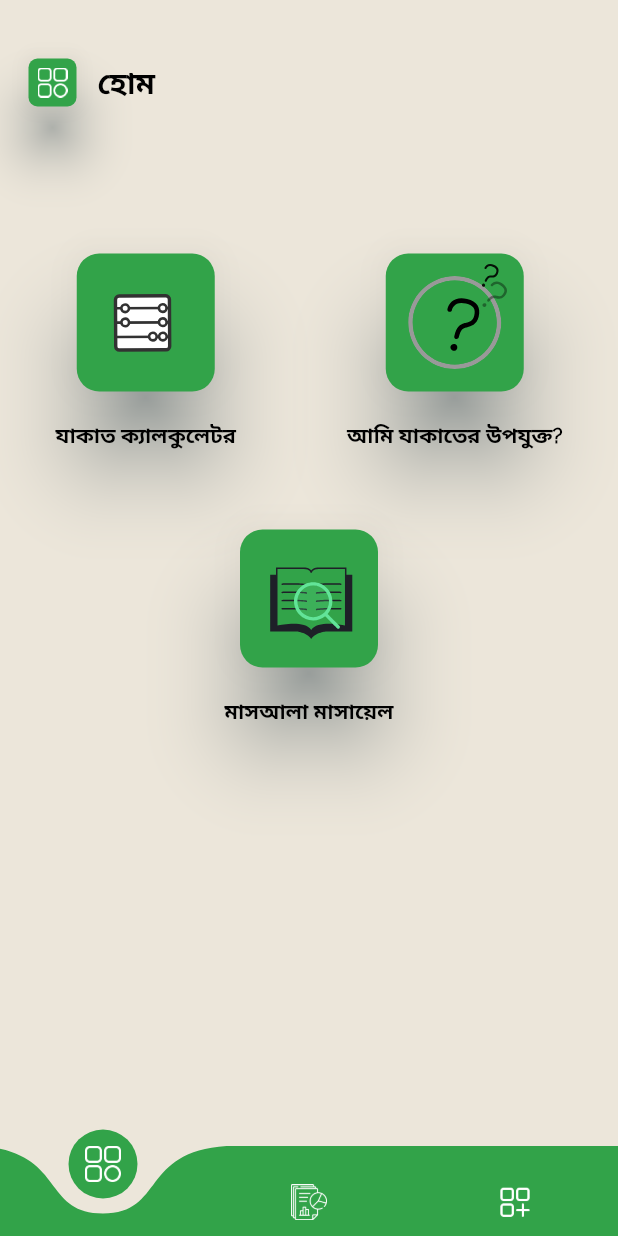
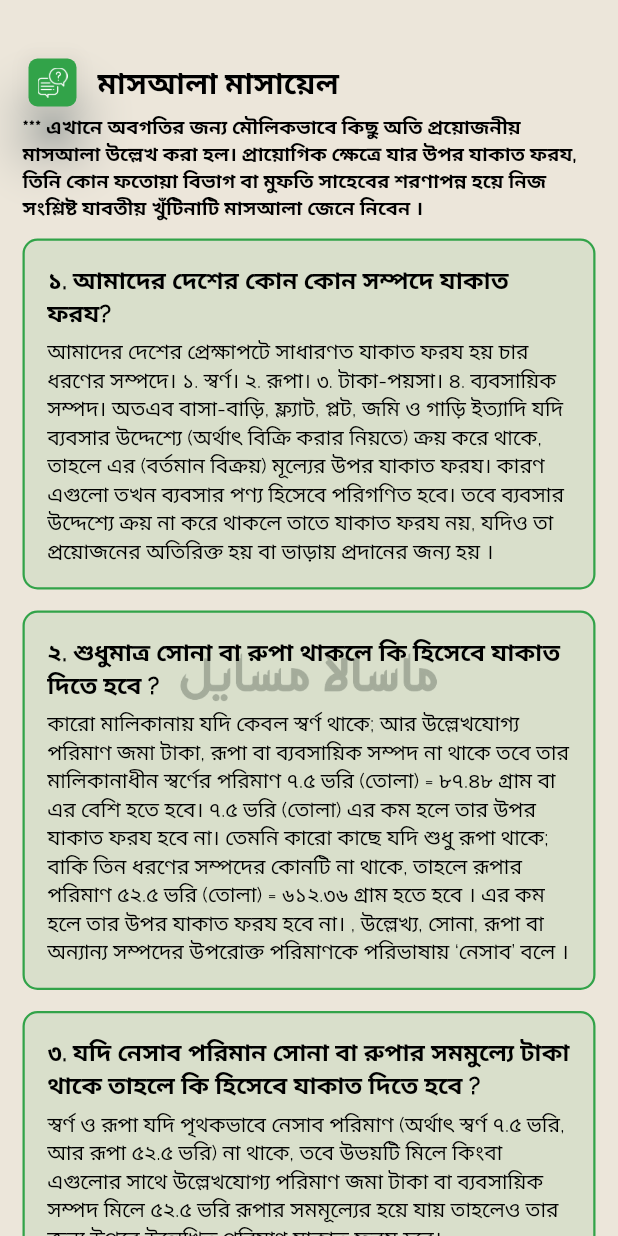
Before and after one commit to MuradRabbi/Zakat_calculator, a Flutter app: the screen it shows after launch, after a tap on "মাসআলা মাসায়েল", on a phone screen of 412 x 824 dp. Run offline on Flutter 3.47's test engine with Material 2 defaults, Android fonts, the phone set to English and light mode, and no system bars; drawn by our look-alikes of curved_navigation_bar; our stand-ins replace lottie; missing offline and left inert: dart:ffi.

Commit message:
Two feature added

```diff
--- a/lib/screens/calculator_screen/calculator_step_four/calculator_step_four.dart
+++ b/lib/screens/calculator_screen/calculator_step_four/calculator_step_four.dart
@@ -24,6 +24,7 @@ class _CalculatorStepFourState extends State<CalculatorStepFour> {
   Widget build(BuildContext context) {
     return SizedBox(
       child: ListView(
+        physics: BouncingScrollPhysics(),
         children: [
          CalculatorStepsTitle(stepsTitle: "চতুর্থ ধাপ"),
           SizedBox(height: 15,),
--- a/lib/screens/calculator_screen/calculator_step_six/calculator_step_six.dart
+++ b/lib/screens/calculator_screen/calculator_step_six/calculator_step_six.dart
@@ -20,6 +20,7 @@ class _CalculatorStepSixState extends State<CalculatorStepSix> {
   Widget build(BuildContext context) {
     return SizedBox(
       child: ListView(
+        physics: BouncingScrollPhysics(),
         children: [
           CalculatorStepsTitle(stepsTitle: "পঞ্চম ধাপ"),
           SizedBox(height: getProportionateScreenHeight(8),),
--- a/lib/screens/calculator_screen/calculator_step_three/calculator_step_three.dart
+++ b/lib/screens/calculator_screen/calculator_step_three/calculator_step_three.dart
@@ -38,6 +38,7 @@ class _CalculatorStepThreeState extends State<CalculatorStepThree> {
   Widget build(BuildContext context) {
     return SizedBox(
       child: ListView(
+        physics: BouncingScrollPhysics(),
         children: [
           CalculatorStepsTitle(stepsTitle:"তৃতীয় ধাপ",),
           SizedBox(height: 15,),
--- a/lib/screens/calculator_screen/calculator_step_two/calculator_step_two.dart
+++ b/lib/screens/calculator_screen/calculator_step_two/calculator_step_two.dart
@@ -27,6 +27,7 @@ class _CalculatorStepTwoState extends State<CalculatorStepTwo> {
     SizeConfig().init(context);
     return SizedBox(
       child: ListView(
+        physics: BouncingScrollPhysics(),
         children: [
           CalculatorStepsTitle(stepsTitle: "দ্বিতীয় ধাপ"),
           SizedBox(height: getProportionateScreenHeight(15),),
--- a/lib/screens/calculator_screen/calculator_strp_five/calculator_step_five_screen.dart
+++ b/lib/screens/calculator_screen/calculator_strp_five/calculator_step_five_screen.dart
@@ -16,6 +16,7 @@ class CalculatorStepFive extends StatelessWidget {
   Widget build(BuildContext context) {
     return SizedBox(
       child: ListView(
+        physics: BouncingScrollPhysics(),
         children: [
           CalculatorStepsTitle(stepsTitle: "পঞ্চম ধাপ"),
           SizedBox(height: getProportionateScreenHeight(10),),
--- a/lib/screens/home_screen/home_screen.dart
+++ b/lib/screens/home_screen/home_screen.dart
@@ -4,6 +4,8 @@ import 'package:zakat_calculator/custom_widgets/custom_app_bar.dart';
 import 'package:zakat_calculator/screens/home_screen/widgets/home_items.dart';
 import 'package:zakat_calculator/screens/calculator_screen/zakat_calculator.dart';
 import '../../app_utils/app_colors.dart';
+import '../about_zakat/about_zakat_screen.dart';
+import '../zakat_rules/zakat_rules_screen.dart';
 
 
 class HomeScreen extends StatefulWidget {
@@ -42,13 +44,16 @@ class _HomeScreenState extends State<HomeScreen> {
                         builder: (context) => ZakatCalculater()));
                   },
                 ),
-                HomeItems(
-                  icon: "assets/images/question.json",
-                  title: "আমি যাকাতের উপযুক্ত?",
-                  callBackFunction: () {
-                    // Navigator.of(context).push(MaterialPageRoute(
-                    //     builder: (context) => ZakatCalculater()));
-                  },
+                Padding(
+                  padding: const EdgeInsets.only(right: 8.0),
+                  child: HomeItems(
+                    icon: "assets/images/information.json",
+                    title: "যাকাত সম্পর্কিত\n কিছু কথা",
+                    callBackFunction: () {
+                      Navigator.of(context).push(MaterialPageRoute(
+                          builder: (context) => const AboutZakatScreen()));
+                    },
+                  ),
                 ),
               ],
             ),
@@ -59,11 +64,11 @@ class _HomeScreenState extends State<HomeScreen> {
               mainAxisAlignment: MainAxisAlignment.center,
               children: [
                 HomeItems(
-                  icon: "assets/images/information.json",
+                  icon: "assets/images/question.json",
                   title: "মাসআলা মাসায়েল",
                   callBackFunction: () {
-                    // Navigator.of(context).push(MaterialPageRoute(
-                    //     builder: (context) => ZakatCalculater()));
+                    Navigator.of(context).push(MaterialPageRoute(
+                        builder: (context) => ZakatRulesScreen()));
                   },
                 ),
               ],
--- a/lib/screens/home_screen/widgets/home_items.dart
+++ b/lib/screens/home_screen/widgets/home_items.dart
@@ -47,7 +47,7 @@ class HomeItems extends StatelessWidget {
             ),
           ),
           SizedBox(height: 15,),
-          Text(title, style: TextStyle(color: AppColors.blackTextColor, fontSize: 14, fontWeight: FontWeight.w700, fontFamily: AppFonts.RalewayRegular),)
+          Text(title,textAlign: TextAlign.center, style: TextStyle(color: AppColors.blackTextColor, fontSize: 14, fontWeight: FontWeight.w700, fontFamily: AppFonts.RalewayRegular),)
         ],
       ),
     );
--- a/lib/screens/main_screen.dart
+++ b/lib/screens/main_screen.dart
@@ -2,7 +2,7 @@ import 'package:curved_navigation_bar/curved_navigation_bar.dart';
 import 'package:flutter/material.dart';
 import 'package:zakat_calculator/app_utils/app_colors.dart';
 import 'package:zakat_calculator/screens/home_screen/home_screen.dart';
-import 'package:zakat_calculator/screens/more_screen.dart';
+import 'package:zakat_calculator/screens/more_screen/more_screen.dart';
 import 'package:zakat_calculator/screens/report_screen.dart';
 import 'package:zakat_calculator/screens/calculator_screen/zakat_calculator.dart';
 
--- /dev/null
+++ b/lib/screens/zakat_rules/widgets/qna_item.dart
@@ -0,0 +1,37 @@
+import 'package:flutter/material.dart';
+
+import '../../../app_utils/app_colors.dart';
+import '../../../app_utils/appfonts.dart';
+import '../../../app_utils/size_config.dart';
+
+
+
+class QnAItem extends StatelessWidget {
+  String question;
+  String answer;
+  QnAItem({
+    required this.question,
+    required this.answer,
+    super.key
+  });
+
+  @override
+  Widget build(BuildContext context) {
+    return Container(
+      margin: EdgeInsets.symmetric(horizontal: 15,vertical: 7),
+      padding: EdgeInsets.all(15),
+      decoration: BoxDecoration(
+          color: AppColors.appThemeColor.withOpacity(0.10),
+          borderRadius: BorderRadius.circular(10),
+          border: Border.all(width: 1.5 , color: AppColors.appThemeColor)
+      ),
+      child: Column(
+        children: [
+          Text(question, style: TextStyle(color: AppColors.blackTextColor, fontSize: 16, fontWeight: FontWeight.w700, fontFamily: AppFonts.RalewayRegular),),
+          SizedBox(height: getProportionateScreenHeight(5),),
+          Text(answer, style: TextStyle(color: AppColors.blackTextColor, fontSize: 14, fontWeight: FontWeight.w500, fontFamily: AppFonts.RalewayRegular),)
+        ],
+      ),
+    );
+  }
+}
--- /dev/null
+++ b/lib/screens/zakat_rules/zakat_rules_screen.dart
@@ -0,0 +1,90 @@
+import 'package:flutter/material.dart';
+import 'package:zakat_calculator/screens/zakat_rules/widgets/qna_item.dart';
+
+import '../../app_utils/app_colors.dart';
+import '../../app_utils/appfonts.dart';
+import '../../app_utils/size_config.dart';
+import '../../custom_widgets/custom_app_bar.dart';
+
+
+
+
+
+class ZakatRulesScreen extends StatefulWidget {
+  const ZakatRulesScreen({super.key});
+
+  @override
+  State<ZakatRulesScreen> createState() => _ZakatRulesScreenState();
+}
+
+class _ZakatRulesScreenState extends State<ZakatRulesScreen> {
+  @override
+  Widget build(BuildContext context) {
+    return Scaffold(
+      backgroundColor: AppColors.appBackgroundColor,
+      body:Stack(
+        alignment: Alignment.center,
+        children: [
+          Column(
+            mainAxisAlignment: MainAxisAlignment.center,
+            crossAxisAlignment: CrossAxisAlignment.center,
+            children: [
+              SizedBox(
+                height: getProportionateScreenHeight(80),
+              ),
+              Container(
+                height: getProportionateScreenHeight(200),
+                width: getProportionateScreenWidth(200),
+                child: Opacity(
+                  opacity: 0.25,
+                  child: Image.asset(
+                    "assets/images/zakat_rule_bg.png",
+                    fit: BoxFit.cover,
+                  ),
+                ),
+              ),
+            ],
+          ),
+          Container(
+            height: MediaQuery.of(context).size.height,
+            width: MediaQuery.of(context).size.width,
+            child: Column(
+              children: [
+                SizedBox(
+                  height: getProportionateScreenHeight(35),
+                ),
+                CustomAppBar(icon: "assets/images/conversation.png", title: "মাসআলা মাসায়েল"),
+
+
+                Expanded(
+                  child: ListView(
+                    physics: BouncingScrollPhysics(),
+                    children: [
+                      Padding(
+                        padding: EdgeInsets.symmetric(horizontal: 15),
+                        child:  Text("*** এখানে অবগতির জন্য মৌলিকভাবে কিছু অতি প্রয়োজনীয় মাসআলা উল্লেখ করা হল। প্রায়োগিক ক্ষেত্রে যার উপর যাকাত ফরয, তিনি কোন ফতোয়া বিভাগ বা মুফতি সাহেবের শরণাপন্ন হয়ে নিজ সংশ্লিষ্ট যাবতীয় খুঁটিনাটি মাসআলা জেনে নিবেন ।", style: TextStyle(color: AppColors.blackTextColor, fontSize: 13, fontWeight: FontWeight.w700, fontFamily: AppFonts.RalewayRegular),),
+                      ),
+                      SizedBox(
+                        height: getProportionateScreenHeight(5),
+                      ),
+                      QnAItem(question: "১. আমাদের দেশের কোন কোন সম্পদে যাকাত ফরয? ", answer: "আমাদের দেশের প্রেক্ষাপটে সাধারণত যাকাত ফরয হয় চার ধরণের সম্পদে। ১. স্বর্ণ। ২. রূপা। ৩. টাকা-পয়সা। ৪. ব্যবসায়িক সম্পদ। অতএব বাসা-বাড়ি, ফ্ল্যাট, প্লট, জমি ও গাড়ি ইত্যাদি যদি ব্যবসার উদ্দেশ্যে (অর্থাৎ বিক্রি করার নিয়তে) ক্রয় করে থাকে, তাহলে এর (বর্তমান বিক্রয়) মূল্যের উপর যাকাত ফরয। কারণ এগুলো তখন ব্যবসার পণ্য হিসেবে পরিগণিত হবে। তবে ব্যবসার উদ্দেশ্যে ক্রয় না করে থাকলে তাতে যাকাত ফরয নয়, যদিও তা প্রয়োজনের অতিরিক্ত হয় বা ভাড়ায় প্রদানের জন্য হয় ।"),
+                      QnAItem(question: "২. শুধুমাত্র সোনা বা রুপা থাকলে কি হিসেবে যাকাত দিতে হবে ?  ", answer: "কারো মালিকানায় যদি কেবল স্বর্ণ থাকে; আর উল্লেখযোগ্য পরিমাণ জমা টাকা, রূপা বা ব্যবসায়িক সম্পদ না থাকে তবে তার মালিকানাধীন স্বর্ণের পরিমাণ ৭.৫ ভরি (তোলা) = ৮৭.৪৮ গ্রাম বা এর বেশি হতে হবে। ৭.৫ ভরি (তোলা) এর কম হলে তার উপর যাকাত ফরয হবে না। তেমনি কারো কাছে যদি শুধু রূপা থাকে; বাকি তিন ধরণের সম্পদের কোনটি না থাকে, তাহলে রূপার পরিমাণ ৫২.৫ ভরি (তোলা) = ৬১২.৩৬ গ্রাম হতে হবে । এর কম হলে তার উপর যাকাত ফরয হবে না। , উল্লেখ্য, সোনা, রূপা বা অন্যান্য সম্পদের উপরোক্ত পরিমাণকে পরিভাষায় ‘নেসাব’ বলে ।"),
+                      QnAItem(question: "৩. যদি নেসাব পরিমান সোনা বা রুপার সমমুল্যে টাকা থাকে তাহলে কি হিসেবে যাকাত দিতে হবে ?  ", answer: "স্বর্ণ ও রূপা যদি পৃথকভাবে নেসাব পরিমাণ (অর্থাৎ স্বর্ণ ৭.৫ ভরি, আর রূপা ৫২.৫ ভরি) না থাকে, তবে উভয়টি মিলে কিংবা এগুলোর সাথে উল্লেখযোগ্য পরিমাণ জমা টাকা বা ব্যবসায়িক সম্পদ মিলে ৫২.৫ ভরি রূপার সমমূল্যের হয়ে যায় তাহলেও তার জন্য উপরে উল্লেখিত পরিমাণ যাকাত ফরয হবে।"),
+                      QnAItem(question: "৪. কোন ধরনের জমা টাকার উপর যাকাত দিতে হবে ? ", answer: "জমা টাকা-পয়সার উপর সর্বাবস্থায় যাকাত ফরয। তা যে উদ্দেশ্যেই জমা রাখা হোক। অতএব ঘরবাড়ি নির্মাণ, বিয়ে-শাদি বা এধরণের কোন প্রয়োজনের জন্য টাকা জমা করলেও তা যদি এককভাবে বা অন্য সম্পদের সাথে মিলে নেসাব পরিমাণ হয়, এবং বছর পূর্ণ হয়ে যায় তাহলে এরও যাকাত আদায় করতে হবে। মৌলিক প্রয়োজন অর্থাৎ নিয়মিত (মাসিক) খরচের জন্য থেকে যাওয়া টাকার যাকাত দেওয়া জরুরী নয়।"),
+                      QnAItem(question: "৫. যাকাত দেওয়ার জন্য সম্পদ কতদিন স্থায়ী হওয়া প্রয়োজন? ", answer: "যাকাতযোগ্য সম্পদের মালিক হওয়ার সাথে সাথেই যাকাত আদায় করা ফরয হয়ে যায় না, বরং তখন থেকে এক বছর অতিক্রম হওয়ার পর যদি উপরে উল্লেখিত পরিমাণ যাকাতযোগ্য সম্পদ থাকে তখন তার উপর যাকাত আদায় করা ফরয হয়।"),
+                      QnAItem(question: "৬. যাকাত দেওয়ার জন্য ভিন্ন ভিন্ন সম্পদের জন্য ভিন্ন ভিন্ন ভাবে বছর অতিবাহিত হওয়ার প্রয়োজন আছে কি ? ", answer: "যাকাতযোগ্য সম্পদের প্রত্যেকটির উপর ভিন্নভিন্নভাবে বছর অতিবাহিত হওয়া জরুরী নয়। বরং মূল নেসাবের উপর বছর অতিবাহিত হওয়াই যথেষ্ট। তাই (আরবি তারিখ অনুযায়ী) যে দিন বছর পূর্ণ হবে সেদিন নেসাব পরিমাণ সম্পদের অধিকারী ব্যক্তির মালিকানায় যত যাকাতযোগ্য সম্পদ থাকবে সমুদয় সম্পদের যাকাত আদায় করতে হবে। এর আগের দিনও যদি তার মালিকানায় যাকাতযোগ্য কোন সম্পদ যুক্ত হয়, তবে এরও যাকাত আদায় করতে হবে।"),
+                      QnAItem(question: "৭. অন্যকে কাছে পাওনা টাকার উপরে কি যাকাত দিতে হবে ? ", answer: "অন্যের কাছে পাওনা অর্থের উপরও যাকাত ফরয। ঐ ব্যক্তি ঋণ আদায়ে গড়িমসি করলেও যদি তা পাওয়ার সম্ভাবনা থাকে, তবে এরও যাকাত আদায় করতে হবে। এক্ষেত্রে পাওনাদার চাইলে এখনই এর যাকাত আদায় না করে, টাকা পাওয়ার পর আদায় করতে পারে। সেক্ষেত্রে বিগত বছরগুলোর যাকাতও আদায় করতে হবে । আর কোন ক্ষেত্রে যদি ঋণ না পাওয়ার সম্ভাবনা প্রবল হয়ে যায়, তাহলে এ টাকার যাকাত আদায় করা লাগবে না ।"),
+                      QnAItem(question: "৮. কোন ধরনের ঋণ এর টাকা যাকাত যোগ্য সম্পদ থেকে বাদ দিতে হবে ? ", answer: "ডেভেলপমেন্ট ঋণ ও ইনস্টলমেন্টের ভিত্তিতে কিস্তিতে প্রদেয় মেয়াদী ঋণ ছাড়া অন্যান্য সাধারণ ঋণ যাকাতযোগ্য সম্পদ থেকে বিয়োগ করা হবে। ডেভেলপমেন্ট ঋণ ও ইনস্টলমেন্টের ভিত্তিতে কিস্তিতে প্রদেয় মেয়াদী ঋণের ক্ষেত্রে মাসআলায় কিছুটা ভিন্নতা রয়েছে। ডেভেলপমেন্ট ঋণ নিয়ে যদি তা যাকাত দেওয়া ফরয নয় এমন সম্পদ ক্রয় বা নির্মাণ ইত্যাদির পেছনে ব্যয় করা হয়, তবে তা অন্যান্য যাকাতযোগ্য সম্পদ থেকে বিয়োগ হবে না । আর ইনস্টলমেন্টের ভিত্তিতে কিস্তিতে প্রদেয় মেয়াদি ঋণের পুরোটাই যাকাত থেকে বিয়োগ হবে না। বরং এ ধরণের ঋণের কেবল এক বছরের কিস্তি যাকাতের সম্পদ থেকে বিয়োগ করা যাবে।"),
+                      QnAItem(question: "৯. যাকাতের অর্থ কিভাবে প্রদান করতে হবে ? ", answer: "যাকাতের অর্থ শরিয়তে নির্ধারিত খাতে ব্যক্তিকে মালিক বানানোর পদ্ধতিতে প্রদান করা জরুরী। নতুবা যাকাত আদায় হবে না। তবে মালিক বানানোর বিষয়টি তাকে সরাসরি প্রদানের মাধ্যমেও হতে পারে, আবার তার প্রতিনিধিকে প্রদানের মাধ্যমেও হতে পারে । এমনকি তার অনুমতিক্রমে তার ঋণ পরিশোধ করে দেওয়ার মাধ্যমেও হতে পারে। এসবই মালিক বানিয়ে দেওয়ার অন্তর্ভুক্ত। এভাবে কাউকে মালিক বানানো ছাড়া জনকল্যাণমূলক কাজে যাকাতের অর্থ দেওয়া যাবে না। এমনকি কাউকে মালিক না বানিয়ে শুধু গরিবদের ভোগ-ব্যবহারের জন্য কোন কিছু দিলেও এর দ্বারা যাকাত আদায় হবে না ।"),
+
+                    ],
+                  ),
+                )
+              ],
+            ),
+          )
+        ],
+      ),
+    );
+  }
+}
```
Also changed, not shown: lib/screens/about_zakat/about_zakat_screen.dart (added, +86 -0 lines), lib/screens/more_screen.dart (deleted, +0 -113 lines), lib/screens/more_screen/more_screen.dart (added, +64 -0 lines), lib/screens/more_screen/widgets/more_item.dart (added, +43 -0 lines), assets/images/about_zakat_bg.png (added), assets/images/conversation.png (added), assets/images/info_icon.png (added), assets/images/zakat_rule_bg.png (added).
